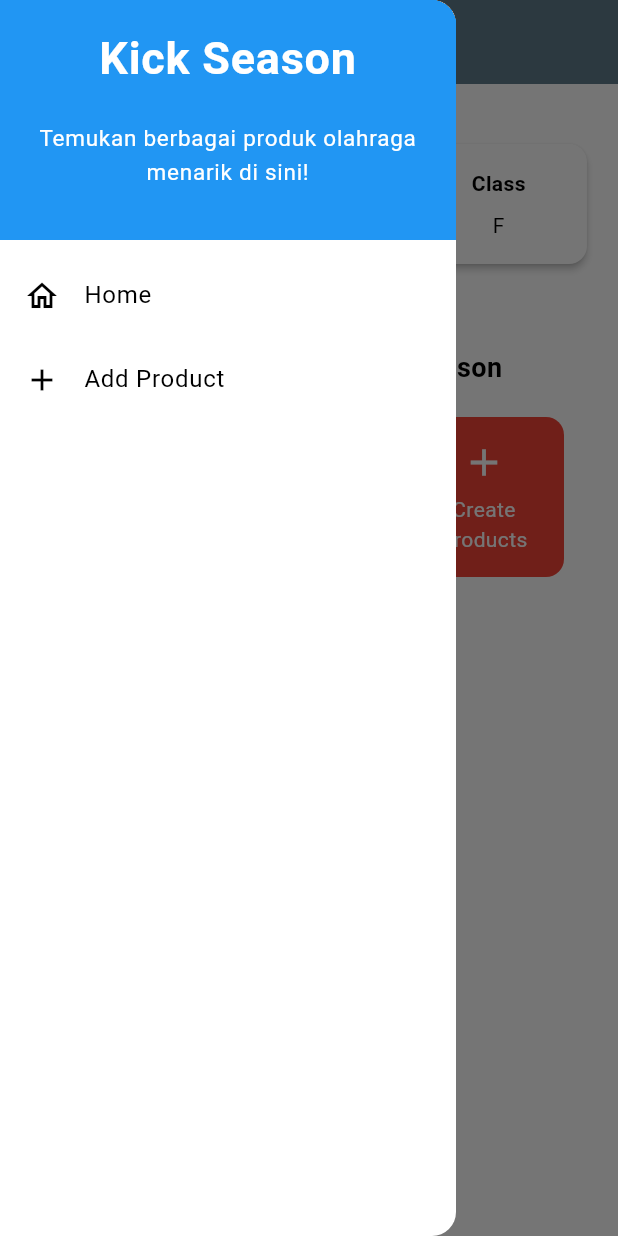
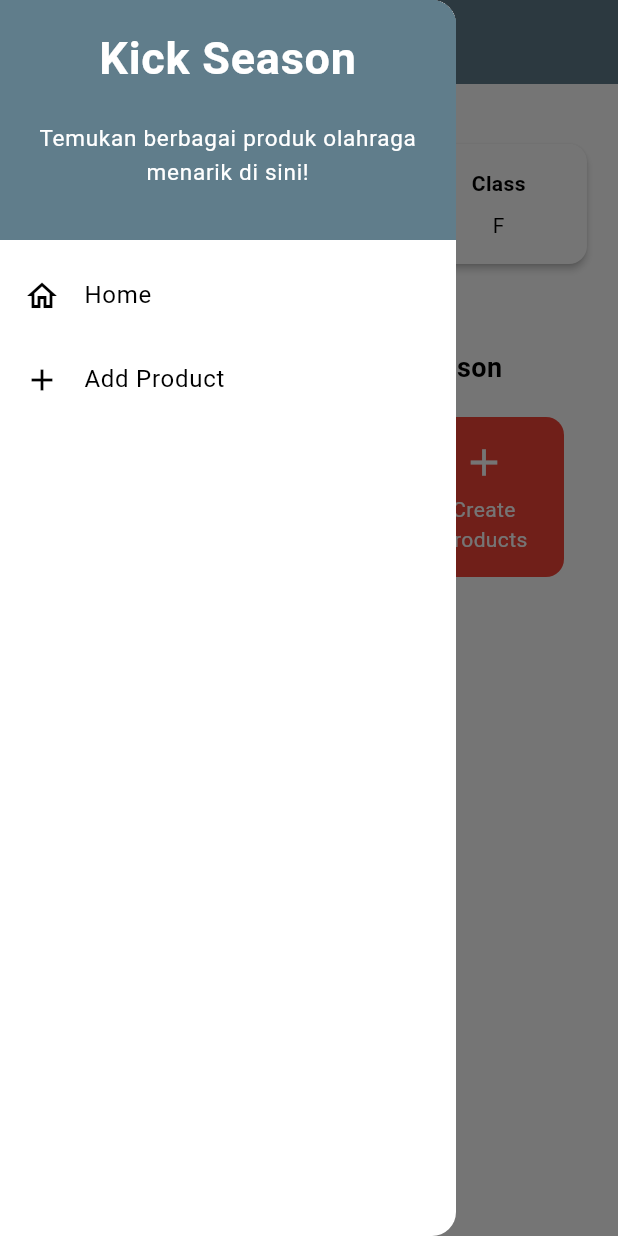
Before and after one commit to OscarGlad14/kick-season-mobile, a Flutter app: the screen it shows after launch, with the side drawer open, on a phone screen of 412 x 824 dp. Run offline on Flutter 3.47's test engine with Material 3 defaults, Android fonts, the light colour scheme and no system bars.

Commit message:
Mengubah validasi form dan warna left drawer

```diff
--- a/lib/screens/product_form.dart
+++ b/lib/screens/product_form.dart
@@ -97,7 +97,7 @@ class _ProductFormPageState extends State<ProductFormPage> {
                     if (value == null || value.isEmpty) {
                       return "Nama produk harus diisi";
                     }
-                    if (value.length <= 4){
+                    if (value.length < 4){
                       return "Nama produk terlalu singkat";
                     }
                     if (value.length == 255){
@@ -132,7 +132,7 @@ class _ProductFormPageState extends State<ProductFormPage> {
                     if (value == null || value.isEmpty) {
                       return "Brand produk harus diisi";
                     }
-                    if(value.length <= 2){
+                    if(value.length < 2){
                       return "Brand produk terlalu singkat";
                     }
                     if(value.length == 255){
--- a/lib/widgets/left_drawer.dart
+++ b/lib/widgets/left_drawer.dart
@@ -12,7 +12,7 @@ class LeftDrawer extends StatelessWidget {
         children: [
           const DrawerHeader(
             decoration: BoxDecoration(
-              color: Colors.blue,
+              color: Colors.blueGrey,
             ),
             child: Column(
               children: [
```
